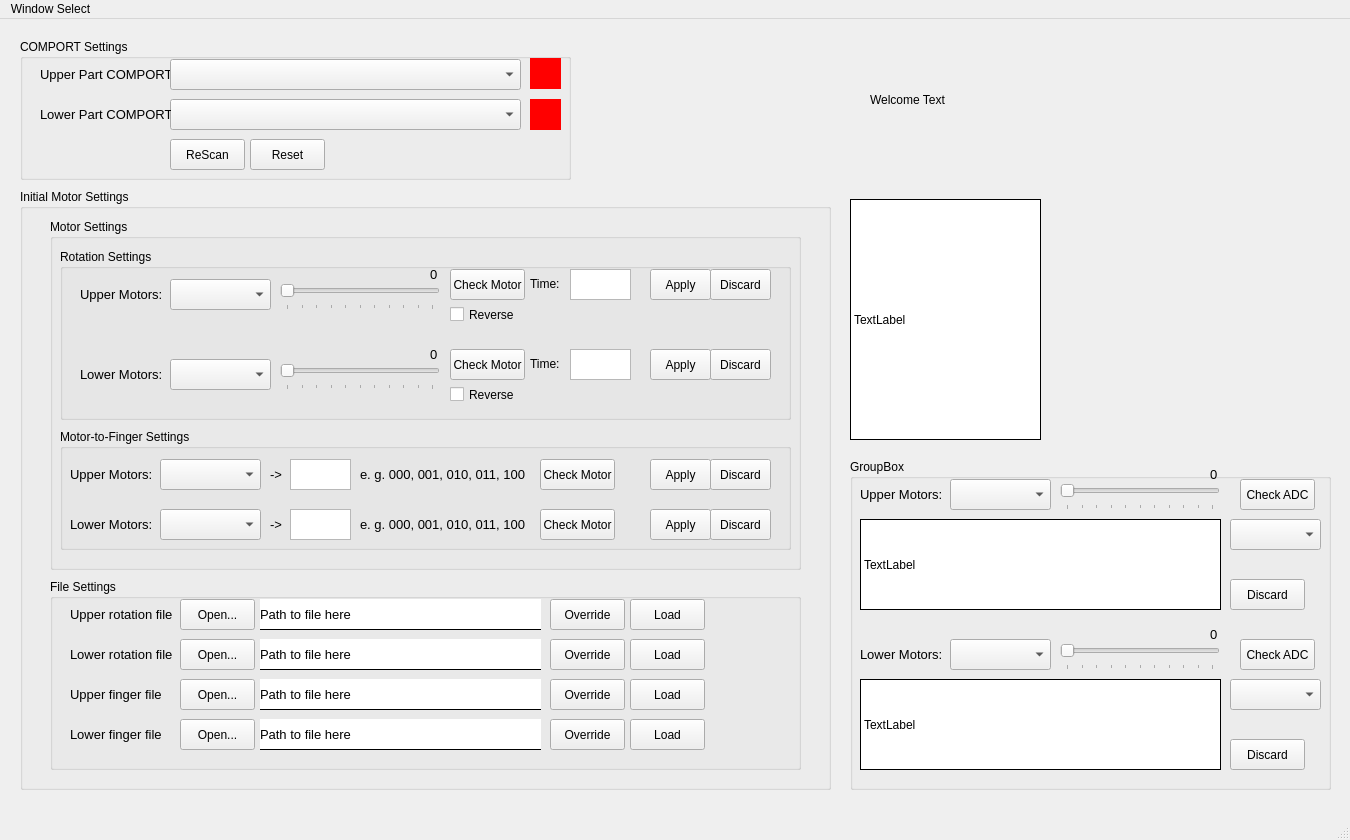
Old version of the form src/UIs/MainWindow.ui in the repository ValUtukin/CyberMed.
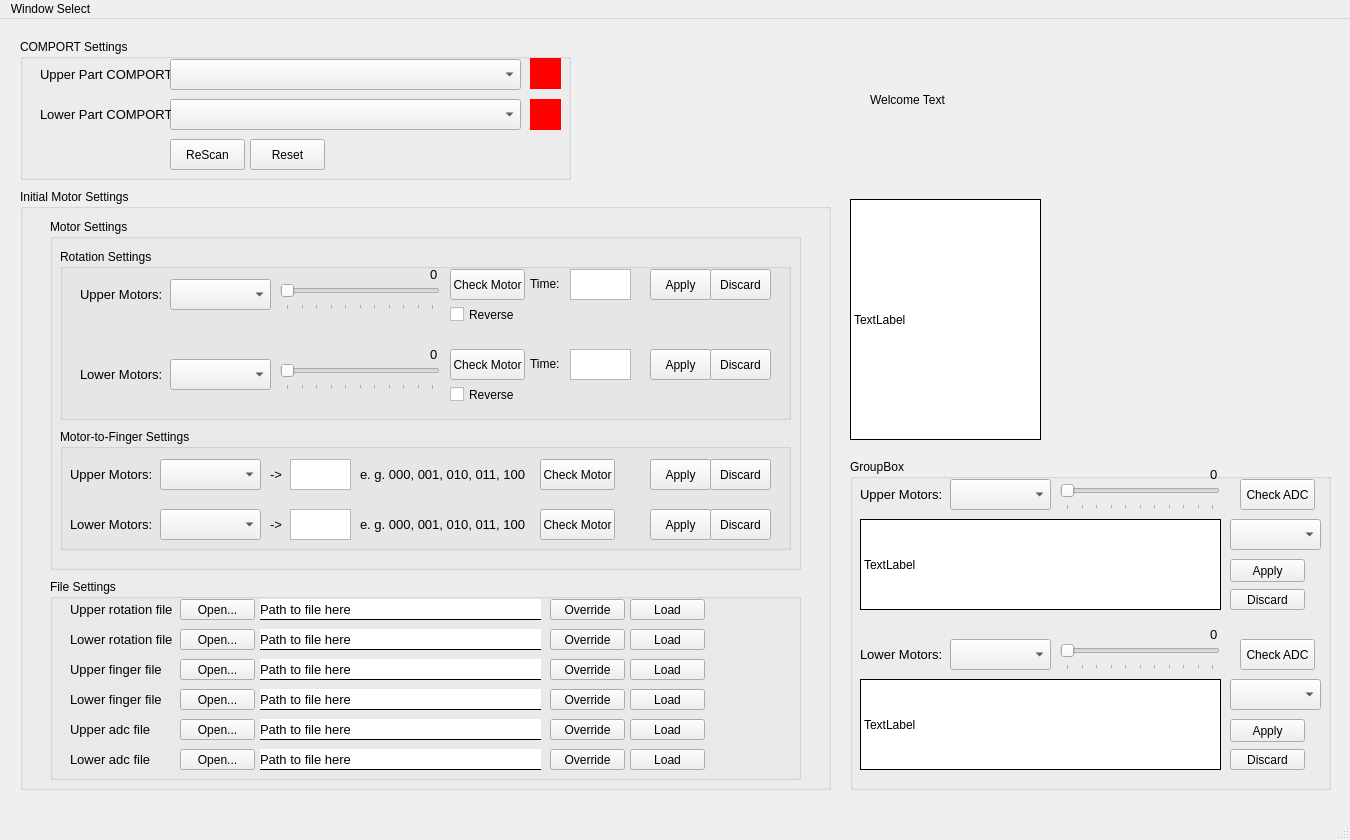
New version of the form.

Patch:
```diff
--- a/src/UIs/MainWindow.ui
+++ b/src/UIs/MainWindow.ui
@@ -175,7 +175,7 @@
          <x>30</x>
          <y>390</y>
          <width>751</width>
-         <height>191</height>
+         <height>201</height>
         </rect>
        </property>
        <property name="title">
@@ -185,9 +185,9 @@
         <property name="geometry">
          <rect>
           <x>580</x>
-          <y>60</y>
+          <y>50</y>
           <width>75</width>
-          <height>31</height>
+          <height>21</height>
          </rect>
         </property>
         <property name="text">
@@ -198,9 +198,9 @@
         <property name="geometry">
          <rect>
           <x>210</x>
-          <y>60</y>
+          <y>50</y>
           <width>281</width>
-          <height>31</height>
+          <height>21</height>
          </rect>
         </property>
         <property name="styleSheet">
@@ -214,9 +214,9 @@
         <property name="geometry">
          <rect>
           <x>210</x>
-          <y>140</y>
+          <y>110</y>
           <width>281</width>
-          <height>31</height>
+          <height>21</height>
          </rect>
         </property>
         <property name="styleSheet">
@@ -230,9 +230,9 @@
         <property name="geometry">
          <rect>
           <x>500</x>
-          <y>60</y>
+          <y>50</y>
           <width>75</width>
-          <height>31</height>
+          <height>21</height>
          </rect>
         </property>
         <property name="text">
@@ -243,9 +243,9 @@
         <property name="geometry">
          <rect>
           <x>500</x>
-          <y>140</y>
+          <y>110</y>
           <width>75</width>
-          <height>31</height>
+          <height>21</height>
          </rect>
         </property>
         <property name="text">
@@ -256,9 +256,9 @@
         <property name="geometry">
          <rect>
           <x>20</x>
-          <y>60</y>
+          <y>50</y>
           <width>111</width>
-          <height>31</height>
+          <height>21</height>
          </rect>
         </property>
         <property name="text">
@@ -269,9 +269,9 @@
         <property name="geometry">
          <rect>
           <x>20</x>
-          <y>140</y>
+          <y>110</y>
           <width>111</width>
-          <height>31</height>
+          <height>21</height>
          </rect>
         </property>
         <property name="text">
@@ -282,9 +282,9 @@
         <property name="geometry">
          <rect>
           <x>130</x>
-          <y>60</y>
+          <y>50</y>
           <width>75</width>
-          <height>31</height>
+          <height>21</height>
          </rect>
         </property>
         <property name="text">
@@ -295,9 +295,9 @@
         <property name="geometry">
          <rect>
           <x>130</x>
-          <y>140</y>
+          <y>110</y>
           <width>75</width>
-          <height>31</height>
+          <height>21</height>
          </rect>
         </property>
         <property name="text">
@@ -308,9 +308,9 @@
         <property name="geometry">
          <rect>
           <x>580</x>
-          <y>140</y>
+          <y>110</y>
           <width>75</width>
-          <height>31</height>
+          <height>21</height>
          </rect>
         </property>
         <property name="text">
@@ -323,7 +323,7 @@
           <x>20</x>
           <y>20</y>
           <width>111</width>
-          <height>31</height>
+          <height>21</height>
          </rect>
         </property>
         <property name="text">
@@ -336,7 +336,7 @@
           <x>210</x>
           <y>20</y>
           <width>281</width>
-          <height>31</height>
+          <height>21</height>
          </rect>
         </property>
         <property name="styleSheet">
@@ -350,9 +350,9 @@
         <property name="geometry">
          <rect>
           <x>20</x>
-          <y>100</y>
+          <y>80</y>
           <width>111</width>
-          <height>31</height>
+          <height>21</height>
          </rect>
         </property>
         <property name="text">
@@ -363,9 +363,9 @@
         <property name="geometry">
          <rect>
           <x>130</x>
-          <y>100</y>
+          <y>80</y>
           <width>75</width>
-          <height>31</height>
+          <height>21</height>
          </rect>
         </property>
         <property name="text">
@@ -376,9 +376,9 @@
         <property name="geometry">
          <rect>
           <x>500</x>
-          <y>100</y>
+          <y>80</y>
           <width>75</width>
-          <height>31</height>
+          <height>21</height>
          </rect>
         </property>
         <property name="text">
@@ -389,9 +389,9 @@
         <property name="geometry">
          <rect>
           <x>580</x>
-          <y>100</y>
+          <y>80</y>
           <width>75</width>
-          <height>31</height>
+          <height>21</height>
          </rect>
         </property>
         <property name="text">
@@ -404,7 +404,7 @@
           <x>580</x>
           <y>20</y>
           <width>75</width>
-          <height>31</height>
+          <height>21</height>
          </rect>
         </property>
         <property name="text">
@@ -417,7 +417,7 @@
           <x>500</x>
           <y>20</y>
           <width>75</width>
-          <height>31</height>
+          <height>21</height>
          </rect>
         </property>
         <property name="text">
@@ -430,7 +430,7 @@
           <x>130</x>
           <y>20</y>
           <width>75</width>
-          <height>31</height>
+          <height>21</height>
          </rect>
         </property>
         <property name="text">
@@ -441,9 +441,9 @@
         <property name="geometry">
          <rect>
           <x>210</x>
-          <y>100</y>
+          <y>80</y>
           <width>281</width>
-          <height>31</height>
+          <height>21</height>
          </rect>
         </property>
         <property name="styleSheet">
@@ -453,6 +453,142 @@
          <string>&lt;html&gt;&lt;head/&gt;&lt;body&gt;&lt;p&gt;&lt;span style=&quot; font-size:10pt;&quot;&gt;Path to file here&lt;/span&gt;&lt;/p&gt;&lt;/body&gt;&lt;/html&gt;</string>
         </property>
        </widget>
+       <widget class="QLabel" name="upper_adc_channels_file_label">
+        <property name="geometry">
+         <rect>
+          <x>20</x>
+          <y>140</y>
+          <width>111</width>
+          <height>21</height>
+         </rect>
+        </property>
+        <property name="text">
+         <string>&lt;html&gt;&lt;head/&gt;&lt;body&gt;&lt;p&gt;&lt;span style=&quot; font-size:10pt;&quot;&gt;Upper adc file&lt;/span&gt;&lt;/p&gt;&lt;/body&gt;&lt;/html&gt;</string>
+        </property>
+       </widget>
+       <widget class="QPushButton" name="upper_open_adc_file_for_save_btn">
+        <property name="geometry">
+         <rect>
+          <x>130</x>
+          <y>140</y>
+          <width>75</width>
+          <height>21</height>
+         </rect>
+        </property>
+        <property name="text">
+         <string>Open...</string>
+        </property>
+       </widget>
+       <widget class="QLabel" name="upper_adc_channels_file_path_label">
+        <property name="geometry">
+         <rect>
+          <x>210</x>
+          <y>140</y>
+          <width>281</width>
+          <height>21</height>
+         </rect>
+        </property>
+        <property name="styleSheet">
+         <string notr="true"> background-color: white; border-bottom-style: solid; border-bottom-width: 1px;</string>
+        </property>
+        <property name="text">
+         <string>&lt;html&gt;&lt;head/&gt;&lt;body&gt;&lt;p&gt;&lt;span style=&quot; font-size:10pt;&quot;&gt;Path to file here&lt;/span&gt;&lt;/p&gt;&lt;/body&gt;&lt;/html&gt;</string>
+        </property>
+       </widget>
+       <widget class="QPushButton" name="upper_override_adc_file_btn">
+        <property name="geometry">
+         <rect>
+          <x>500</x>
+          <y>140</y>
+          <width>75</width>
+          <height>21</height>
+         </rect>
+        </property>
+        <property name="text">
+         <string>Override</string>
+        </property>
+       </widget>
+       <widget class="QPushButton" name="upper_load_adc_btn">
+        <property name="geometry">
+         <rect>
+          <x>580</x>
+          <y>140</y>
+          <width>75</width>
+          <height>21</height>
+         </rect>
+        </property>
+        <property name="text">
+         <string>Load</string>
+        </property>
+       </widget>
+       <widget class="QLabel" name="lower_adc_channels_file_label">
+        <property name="geometry">
+         <rect>
+          <x>20</x>
+          <y>170</y>
+          <width>111</width>
+          <height>21</height>
+         </rect>
+        </property>
+        <property name="text">
+         <string>&lt;html&gt;&lt;head/&gt;&lt;body&gt;&lt;p&gt;&lt;span style=&quot; font-size:10pt;&quot;&gt;Lower adc file&lt;/span&gt;&lt;/p&gt;&lt;/body&gt;&lt;/html&gt;</string>
+        </property>
+       </widget>
+       <widget class="QPushButton" name="lower_open_adc_file_for_save_btn">
+        <property name="geometry">
+         <rect>
+          <x>130</x>
+          <y>170</y>
+          <width>75</width>
+          <height>21</height>
+         </rect>
+        </property>
+        <property name="text">
+         <string>Open...</string>
+        </property>
+       </widget>
+       <widget class="QLabel" name="lower_adc_channels_file_path_label">
+        <property name="geometry">
+         <rect>
+          <x>210</x>
+          <y>170</y>
+          <width>281</width>
+          <height>21</height>
+         </rect>
+        </property>
+        <property name="styleSheet">
+         <string notr="true"> background-color: white; border-bottom-style: solid; border-bottom-width: 1px;</string>
+        </property>
+        <property name="text">
+         <string>&lt;html&gt;&lt;head/&gt;&lt;body&gt;&lt;p&gt;&lt;span style=&quot; font-size:10pt;&quot;&gt;Path to file here&lt;/span&gt;&lt;/p&gt;&lt;/body&gt;&lt;/html&gt;</string>
+        </property>
+       </widget>
+       <widget class="QPushButton" name="lower_override_adc_file_btn">
+        <property name="geometry">
+         <rect>
+          <x>500</x>
+          <y>170</y>
+          <width>75</width>
+          <height>21</height>
+         </rect>
+        </property>
+        <property name="text">
+         <string>Override</string>
+        </property>
+       </widget>
+       <widget class="QPushButton" name="lower_load_adc_btn">
+        <property name="geometry">
+         <rect>
+          <x>580</x>
+          <y>170</y>
+          <width>75</width>
+          <height>21</height>
+         </rect>
+        </property>
+        <property name="text">
+         <string>Load</string>
+        </property>
+       </widget>
       </widget>
       <widget class="QGroupBox" name="motor_settings_groupBox_2">
        <property name="geometry">
@@ -1188,9 +1324,9 @@
        <property name="geometry">
         <rect>
          <x>380</x>
-         <y>120</y>
+         <y>130</y>
          <width>75</width>
-         <height>31</height>
+         <height>21</height>
         </rect>
        </property>
        <property name="text">
@@ -1201,15 +1337,41 @@
        <property name="geometry">
         <rect>
          <x>380</x>
-         <y>280</y>
+         <y>290</y>
          <width>75</width>
-         <height>31</height>
+         <height>21</height>
         </rect>
        </property>
        <property name="text">
         <string>Discard</string>
        </property>
       </widget>
+      <widget class="QPushButton" name="upper_apply_adc_data_btn">
+       <property name="geometry">
+        <rect>
+         <x>380</x>
+         <y>100</y>
+         <width>75</width>
+         <height>23</height>
+        </rect>
+       </property>
+       <property name="text">
+        <string>Apply</string>
+       </property>
+      </widget>
+      <widget class="QPushButton" name="lower_apply_adc_data_btn">
+       <property name="geometry">
+        <rect>
+         <x>380</x>
+         <y>260</y>
+         <width>75</width>
+         <height>23</height>
+        </rect>
+       </property>
+       <property name="text">
+        <string>Apply</string>
+       </property>
+      </widget>
      </widget>
     </widget>
     <widget class="QWidget" name="page_2"/>
```
